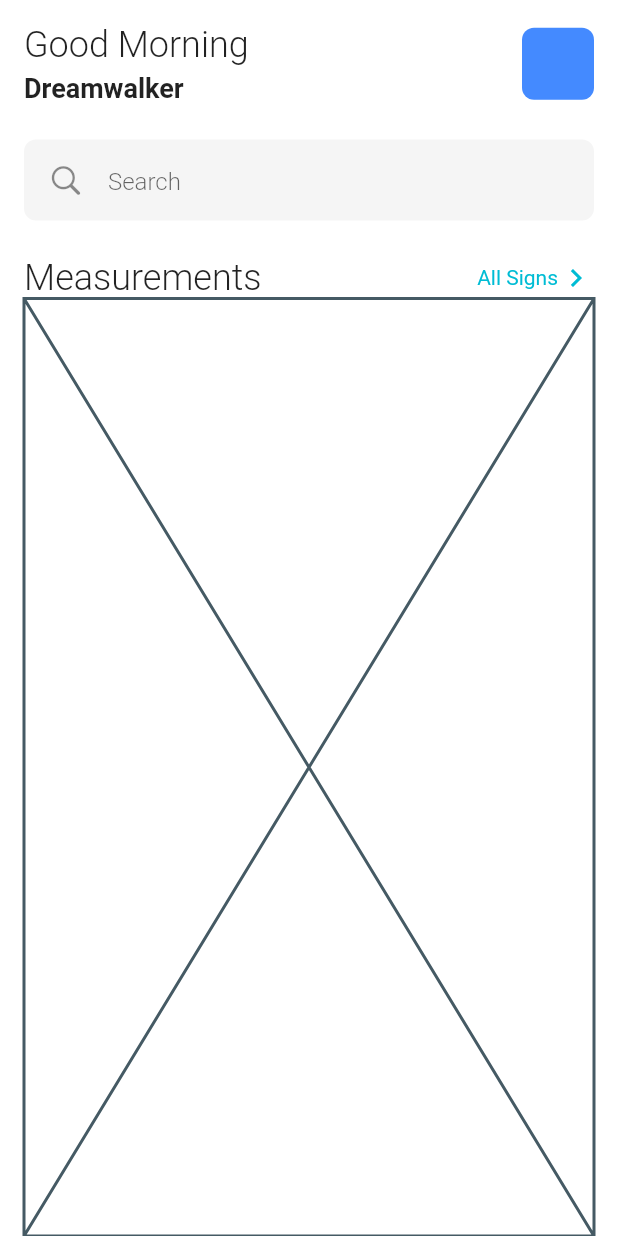
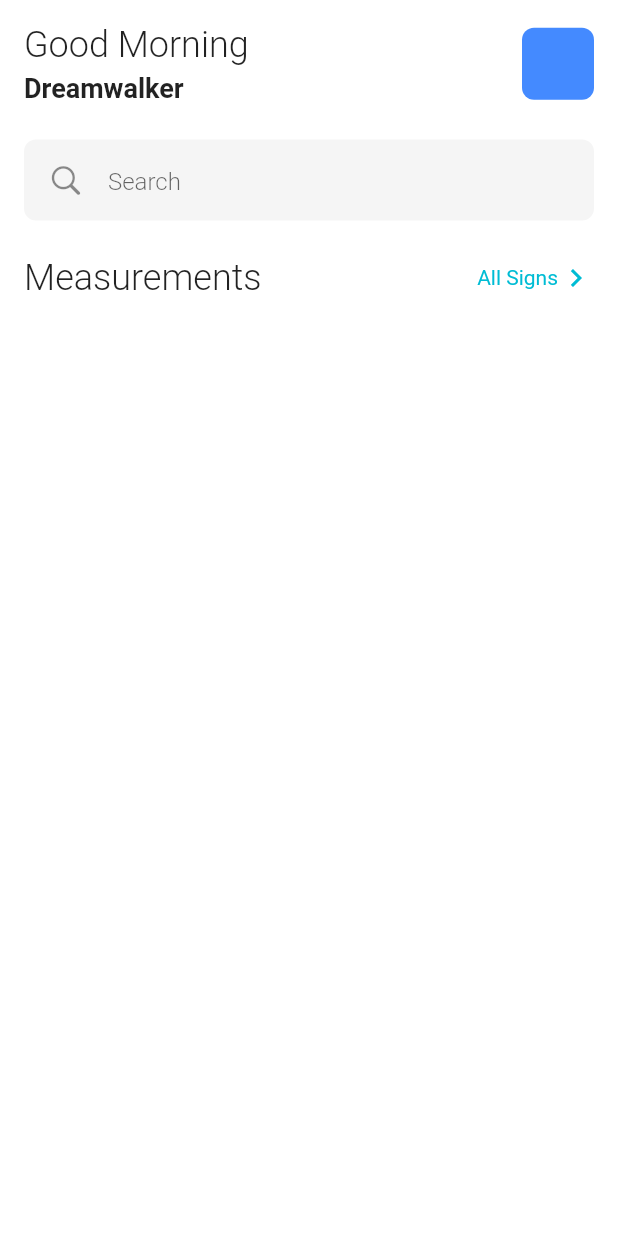
Before and after one commit to JAICHANGPARK/flutter_notebook_19th_story, a Flutter app: the screen it shows after launch, on a phone screen of 412 x 824 dp. Run offline on Flutter 3.47's test engine with Material 2 defaults, Android fonts, the phone set to English and light mode, and no system bars; our stand-ins replace cached_network_image, countup, fl_chart, flutter_riverpod, freezed_annotation, smooth_page_indicator and 1 more.

Commit message:
Update monitoring_main_page.dart

```diff
--- a/lib/ep1127_patient_monitoring_app/src/ui/monitoring_main_page.dart
+++ b/lib/ep1127_patient_monitoring_app/src/ui/monitoring_main_page.dart
@@ -99,7 +99,15 @@ class _MonitoringMainPageState extends State<MonitoringMainPage> {
                   )
                 ],
               ),
-              const Expanded(child: Placeholder())
+              Expanded(
+                child: SingleChildScrollView(
+                  child: Column(
+                    children: [
+
+                    ],
+                  ),
+                ),
+              ),
             ],
           ),
         ),
```
